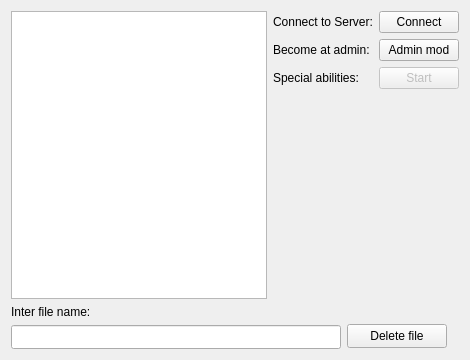
Qt form TCPNetworkAppC/Widget.ui (Jam2356/RemoteDeletion) before a commit.
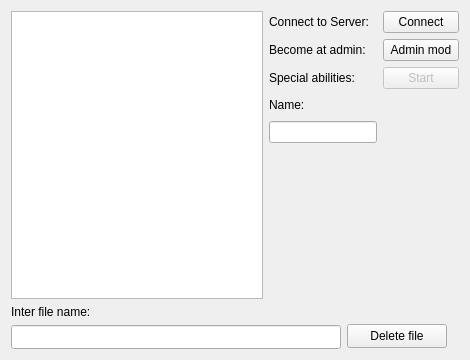
The same form after that commit.

What changed in the file:
```diff
--- a/TCPNetworkAppC/Widget.ui
+++ b/TCPNetworkAppC/Widget.ui
@@ -80,6 +80,68 @@
            </property>
           </widget>
          </item>
+         <item row="3" column="1">
+          <spacer name="horizontalSpacer_3">
+           <property name="orientation">
+            <enum>Qt::Horizontal</enum>
+           </property>
+           <property name="sizeHint" stdset="0">
+            <size>
+             <width>40</width>
+             <height>20</height>
+            </size>
+           </property>
+          </spacer>
+         </item>
+         <item row="5" column="0">
+          <spacer name="verticalSpacer">
+           <property name="orientation">
+            <enum>Qt::Vertical</enum>
+           </property>
+           <property name="sizeHint" stdset="0">
+            <size>
+             <width>20</width>
+             <height>40</height>
+            </size>
+           </property>
+          </spacer>
+         </item>
+         <item row="5" column="1">
+          <spacer name="verticalSpacer_2">
+           <property name="orientation">
+            <enum>Qt::Vertical</enum>
+           </property>
+           <property name="sizeHint" stdset="0">
+            <size>
+             <width>20</width>
+             <height>40</height>
+            </size>
+           </property>
+          </spacer>
+         </item>
+         <item row="4" column="0">
+          <widget class="QLineEdit" name="lineEdit_2"/>
+         </item>
+         <item row="3" column="0">
+          <widget class="QLabel" name="label_5">
+           <property name="text">
+            <string>Name:</string>
+           </property>
+          </widget>
+         </item>
+         <item row="4" column="1">
+          <spacer name="horizontalSpacer">
+           <property name="orientation">
+            <enum>Qt::Horizontal</enum>
+           </property>
+           <property name="sizeHint" stdset="0">
+            <size>
+             <width>40</width>
+             <height>20</height>
+            </size>
+           </property>
+          </spacer>
+         </item>
         </layout>
        </item>
       </layout>
```
